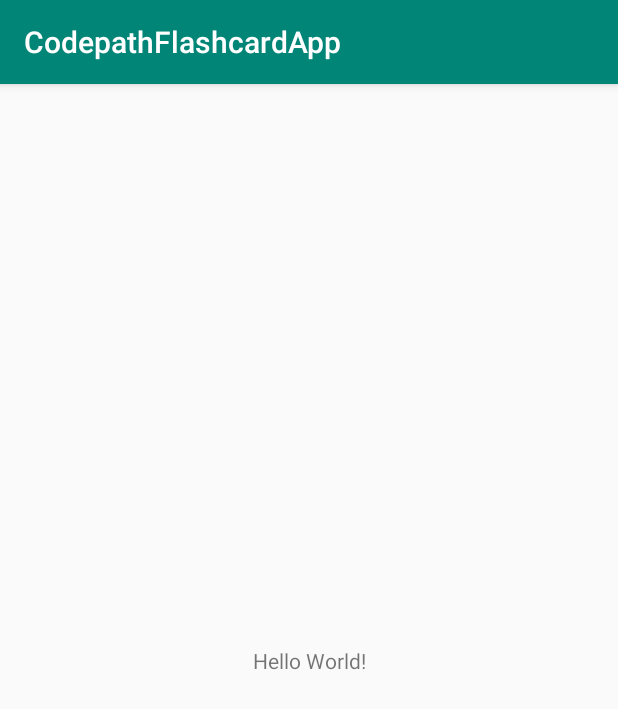
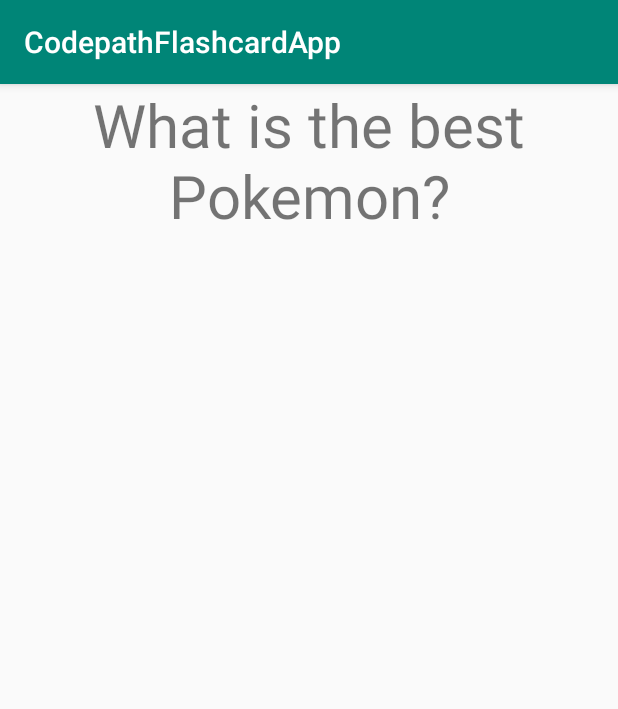
Before and after one commit to tiffkchang/CodepathFlashcardApp, an Android app: the screen it shows after launch (MainActivity), on a phone screen of 412 x 824 dp. Shown: the top 709 px of the screen. Run offline under Robolectric (Android 15) with nearby library versions, the phone set to English and light mode, and no system bars.

Commit message:
basic flashcard functionality implemented

```diff
--- a/app/src/main/java/com/example/codepathflashcardapp/MainActivity.java
+++ b/app/src/main/java/com/example/codepathflashcardapp/MainActivity.java
@@ -3,6 +3,10 @@
 import androidx.appcompat.app.AppCompatActivity;
 
 import android.os.Bundle;
+import android.view.View;
+import android.widget.TextView;
+
+import org.w3c.dom.Text;
 
 public class MainActivity extends AppCompatActivity {
 
@@ -10,5 +14,24 @@
     protected void onCreate(Bundle savedInstanceState) {
         super.onCreate(savedInstanceState);
         setContentView(R.layout.activity_main);
+
+        final TextView flashcardQuestion = findViewById(R.id.flashcardQuestion);
+        final TextView flashcardAnswer = findViewById(R.id.flashcardAnswer);
+
+        flashcardQuestion.setOnClickListener(new View.OnClickListener() {
+            @Override
+            public void onClick(View v) {
+                v.setVisibility(View.INVISIBLE);
+                flashcardAnswer.setVisibility(View.VISIBLE);
+            }
+        });
+
+        flashcardAnswer.setOnClickListener((new View.OnClickListener() {
+            @Override
+            public void onClick(View v) {
+                v.setVisibility(View.INVISIBLE);
+                flashcardQuestion.setVisibility(View.VISIBLE);
+            }
+        }));
     }
 }
--- a/app/src/main/res/layout/activity_main.xml
+++ b/app/src/main/res/layout/activity_main.xml
@@ -1,5 +1,5 @@
 <?xml version="1.0" encoding="utf-8"?>
-<androidx.constraintlayout.widget.ConstraintLayout xmlns:android="http://schemas.android.com/apk/res/android"
+<RelativeLayout xmlns:android="http://schemas.android.com/apk/res/android"
     xmlns:app="http://schemas.android.com/apk/res-auto"
     xmlns:tools="http://schemas.android.com/tools"
     android:layout_width="match_parent"
@@ -7,12 +7,20 @@
     tools:context=".MainActivity">
 
     <TextView
-        android:layout_width="wrap_content"
-        android:layout_height="wrap_content"
-        android:text="Hello World!"
-        app:layout_constraintBottom_toBottomOf="parent"
-        app:layout_constraintLeft_toLeftOf="parent"
-        app:layout_constraintRight_toRightOf="parent"
-        app:layout_constraintTop_toTopOf="parent" />
+        android:id="@+id/flashcardQuestion"
+        android:layout_width="match_parent"
+        android:layout_height="200dp"
+        android:text="What is the best Pokemon?"
+        android:textSize="40sp"
+        android:textAlignment="center" />
 
-</androidx.constraintlayout.widget.ConstraintLayout>
+    <TextView
+        android:id="@+id/flashcardAnswer"
+        android:layout_width="match_parent"
+        android:layout_height="200dp"
+        android:visibility="invisible"
+        android:text="Snom"
+        android:textSize="40sp"
+        android:textAlignment="center" />
+
+</RelativeLayout>
```
